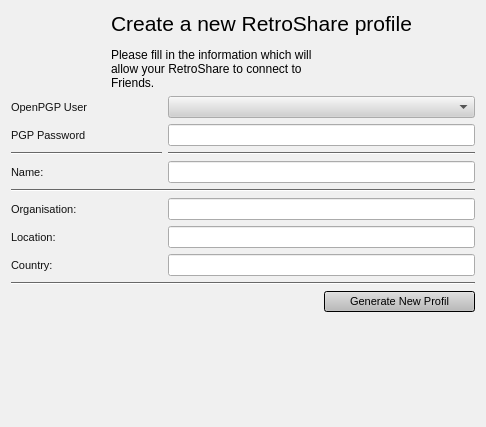
First picture: the form in retroshare-gui/src/gui/GenCertDialog.ui, repository RetroShare/RetroShare, before the edit.
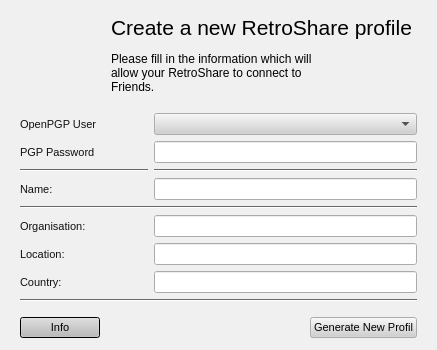
Second picture: the form after the edit. Icons and pictures are not drawn.

Patch:
```diff
--- a/retroshare-gui/src/gui/GenCertDialog.ui
+++ b/retroshare-gui/src/gui/GenCertDialog.ui
@@ -6,10 +6,22 @@
    <rect>
     <x>0</x>
     <y>0</y>
-    <width>486</width>
-    <height>427</height>
+    <width>437</width>
+    <height>350</height>
    </rect>
   </property>
+  <property name="sizePolicy">
+   <sizepolicy hsizetype="Preferred" vsizetype="Preferred">
+    <horstretch>0</horstretch>
+    <verstretch>0</verstretch>
+   </sizepolicy>
+  </property>
+  <property name="maximumSize">
+   <size>
+    <width>167777</width>
+    <height>167777</height>
+   </size>
+  </property>
   <property name="palette">
    <palette>
     <active>
@@ -500,9 +512,23 @@
    <iconset resource="images.qrc">
     <normaloff>:/images/rstray3.png</normaloff>:/images/rstray3.png</iconset>
   </property>
-  <layout class="QVBoxLayout" name="verticalLayout">
-   <item>
+  <layout class="QGridLayout" name="gridLayout_3">
+   <item row="0" column="0">
+    <layout class="QGridLayout" name="gridLayout_2">
+     <item row="0" column="0">
     <widget class="QLabel" name="loginLabel">
+       <property name="sizePolicy">
+        <sizepolicy hsizetype="Preferred" vsizetype="Fixed">
+         <horstretch>0</horstretch>
+         <verstretch>0</verstretch>
+        </sizepolicy>
+       </property>
+       <property name="maximumSize">
+        <size>
+         <width>16777215</width>
+         <height>116</height>
+        </size>
+       </property>
      <property name="palette">
       <palette>
        <active>
@@ -988,10 +1014,10 @@
      </property>
     </widget>
    </item>
-   <item>
+     <item row="1" column="0">
     <layout class="QGridLayout">
      <property name="margin">
-      <number>0</number>
+        <number>9</number>
      </property>
      <property name="spacing">
       <number>6</number>
@@ -1050,26 +1076,6 @@
        </property>
       </widget>
      </item>
-     <item row="10" column="2">
-      <widget class="QPushButton" name="genButton">
-       <property name="text">
-        <string>Generate New Profil</string>
-       </property>
-      </widget>
-     </item>
-     <item row="10" column="0" colspan="2">
-      <spacer>
-       <property name="orientation">
-        <enum>Qt::Horizontal</enum>
-       </property>
-       <property name="sizeHint" stdset="0">
-        <size>
-         <width>211</width>
-         <height>20</height>
-        </size>
-       </property>
-      </spacer>
-     </item>
      <item row="0" column="1" colspan="2">
       <widget class="QComboBox" name="genPGPuser"/>
      </item>
@@ -1110,18 +1116,47 @@
      </item>
     </layout>
    </item>
-   <item>
+     <item row="2" column="0">
+      <layout class="QGridLayout" name="gridLayout">
+       <property name="sizeConstraint">
+        <enum>QLayout::SetFixedSize</enum>
+       </property>
+       <property name="leftMargin">
+        <number>9</number>
+       </property>
+       <property name="rightMargin">
+        <number>9</number>
+       </property>
+       <item row="0" column="0">
+        <widget class="QPushButton" name="infopushButton">
+         <property name="text">
+          <string>Info</string>
+         </property>
+        </widget>
+       </item>
+       <item row="0" column="1">
     <spacer>
      <property name="orientation">
-      <enum>Qt::Vertical</enum>
+          <enum>Qt::Horizontal</enum>
      </property>
      <property name="sizeHint" stdset="0">
       <size>
-       <width>20</width>
-       <height>40</height>
+           <width>206</width>
+           <height>22</height>
       </size>
      </property>
     </spacer>
+       </item>
+       <item row="0" column="2">
+        <widget class="QPushButton" name="genButton">
+         <property name="text">
+          <string>Generate New Profil</string>
+         </property>
+        </widget>
+       </item>
+      </layout>
+     </item>
+    </layout>
    </item>
   </layout>
  </widget>
```
Left out of the diff: 1 changed line with no effect on the pictures. Lines whose indentation alone changed are shown as unchanged.
